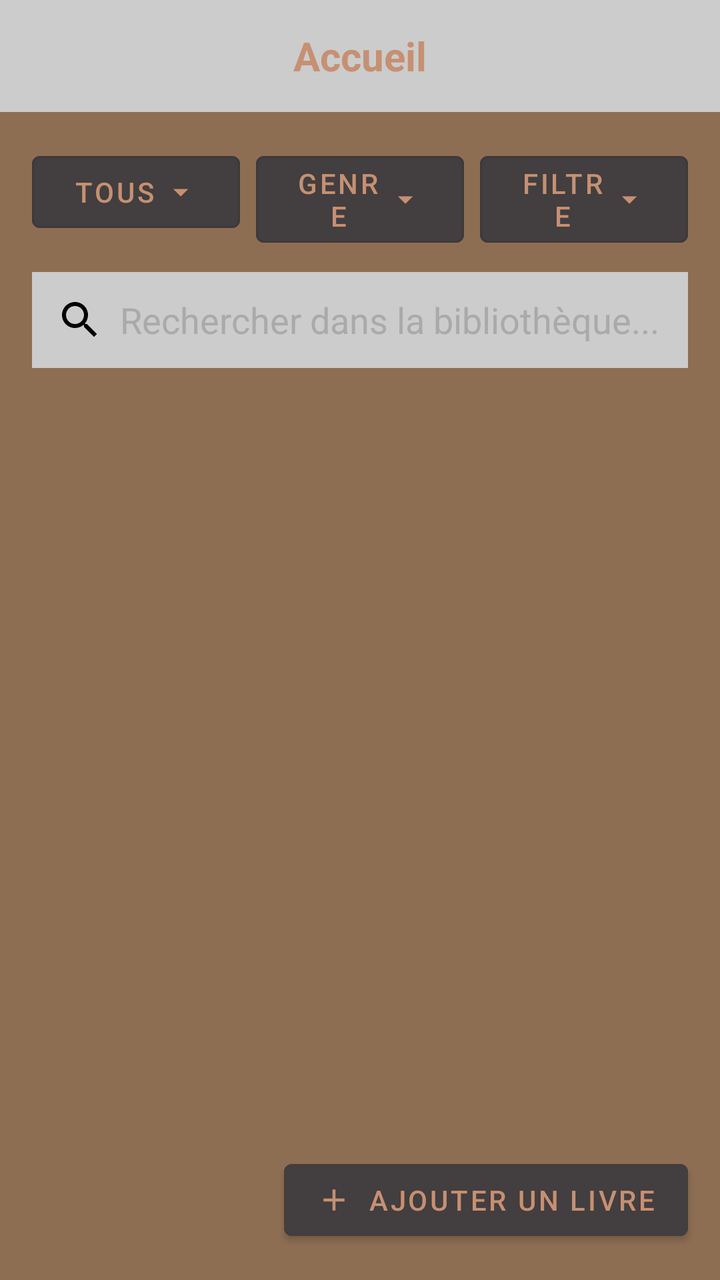
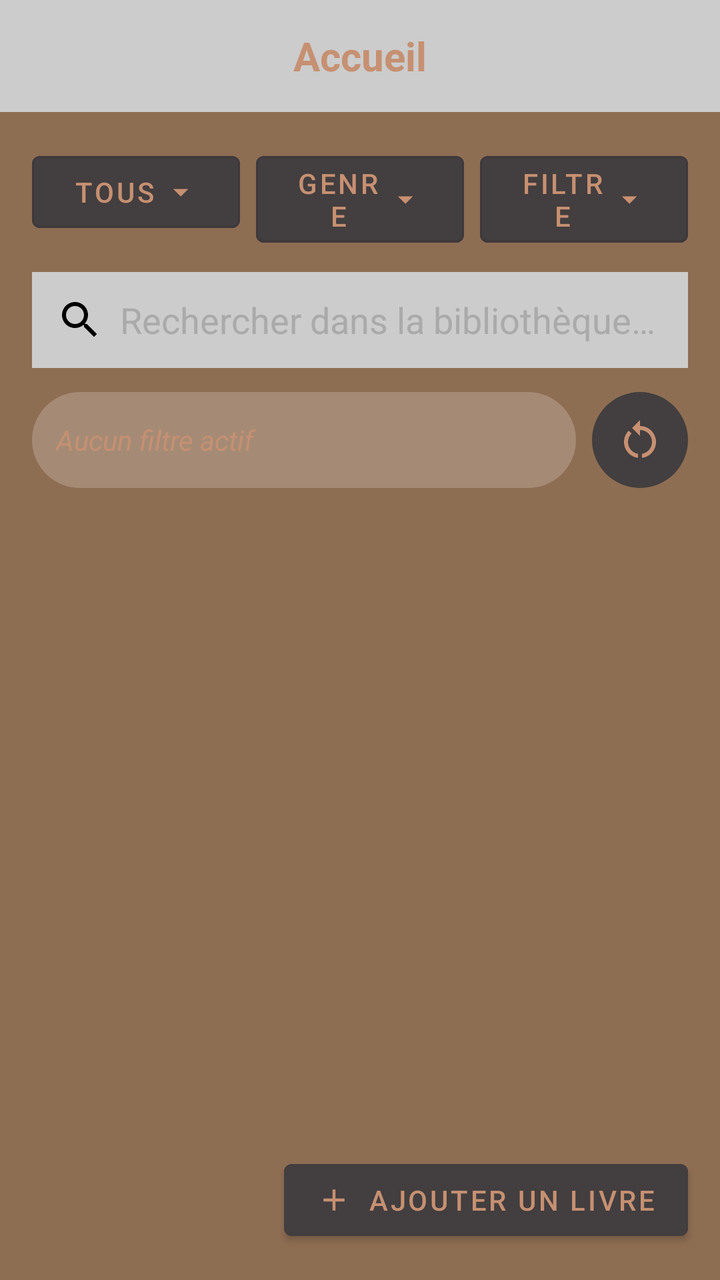

An Android layout rendered at two revisions. The XML below is the earlier revision; the diff shows what the commit changed to produce the second picture.
<!-- AndroidManifest.xml: application theme Theme.ScanLib -->
<!-- res/layout/fragment_home.xml -->
<?xml version="1.0" encoding="utf-8"?>
<androidx.constraintlayout.widget.ConstraintLayout
    xmlns:android="http://schemas.android.com/apk/res/android"
    xmlns:app="http://schemas.android.com/apk/res-auto"
    xmlns:tools="http://schemas.android.com/tools"
    android:layout_width="match_parent"
    android:layout_height="match_parent"
    android:background="@color/primary_background">

    
    <TextView
        android:id="@+id/headerTitle"
        android:layout_width="0dp"
        android:layout_height="56dp"
        android:background="@color/secondary_background"
        android:gravity="center"
        android:text="@string/home_title"
        android:textColor="@color/secondary_text"
        android:textSize="20sp"
        android:textStyle="bold"
        app:layout_constraintTop_toTopOf="parent"
        app:layout_constraintStart_toStartOf="parent"
        app:layout_constraintEnd_toEndOf="parent" />

    
    <com.google.android.material.button.MaterialButton
        android:id="@+id/groupButton"
        style="@style/Widget.MaterialComponents.Button.OutlinedButton"
        android:layout_height="wrap_content"
        android:layout_marginStart="16dp"
        android:layout_marginTop="16dp"
        android:layout_marginEnd="4dp"
        android:layout_width="0dp"
        android:text="@string/group_text_button"
        android:textColor="@color/secondary_text"
        app:iconTint="@color/secondary_text"
        android:backgroundTint="@color/primary_button"
        app:icon="@drawable/baseline_arrow_drop_down_24"
        app:iconGravity="textEnd"
        app:layout_constraintTop_toBottomOf="@id/headerTitle"
        app:layout_constraintStart_toStartOf="parent"
        app:layout_constraintEnd_toStartOf="@id/authorButton" />

    
    <com.google.android.material.button.MaterialButton
        android:id="@+id/authorButton"
        style="@style/Widget.MaterialComponents.Button.OutlinedButton"
        android:layout_height="wrap_content"
        android:layout_marginStart="4dp"
        android:layout_marginTop="16dp"
        android:layout_marginEnd="4dp"
        android:layout_width="0dp"
        android:text="@string/genre_button_text"
        android:backgroundTint="@color/primary_button"
        android:textColor="@color/secondary_text"
        app:iconTint="@color/secondary_text"
        app:icon="@drawable/baseline_arrow_drop_down_24"
        app:iconGravity="textEnd"
        app:layout_constraintTop_toBottomOf="@id/headerTitle"
        app:layout_constraintStart_toEndOf="@id/groupButton"
        app:layout_constraintEnd_toStartOf="@id/filterButton"
        app:layout_constraintHorizontal_chainStyle="spread" />

    
    <com.google.android.material.button.MaterialButton
        android:id="@+id/filterButton"
        style="@style/Widget.MaterialComponents.Button.OutlinedButton"
        android:layout_height="wrap_content"
        android:layout_marginStart="4dp"
        android:layout_marginTop="16dp"
        android:layout_marginEnd="16dp"
        android:layout_width="0dp"
        android:text="@string/filter_text_button"
        android:backgroundTint="@color/primary_button"
        app:iconTint="@color/secondary_text"
        android:textColor="@color/secondary_text"
        app:icon="@drawable/baseline_arrow_drop_down_24"
        app:iconGravity="textEnd"
        app:layout_constraintTop_toBottomOf="@id/headerTitle"
        app:layout_constraintStart_toEndOf="@id/authorButton"
        app:layout_constraintEnd_toEndOf="parent" />

    
    <androidx.constraintlayout.widget.Barrier
        android:id="@+id/filterButtonsBottomBarrier"
        android:layout_width="wrap_content"
        android:layout_height="wrap_content"
        app:barrierDirection="bottom"
        app:constraint_referenced_ids="groupButton,authorButton,filterButton" />

    
    <EditText
        android:id="@+id/searchBar"
        android:layout_width="0dp"
        android:layout_height="48dp"
        android:layout_marginTop="16dp"
        android:layout_marginStart="16dp"
        android:layout_marginEnd="16dp"
        android:background="@color/secondary_background"
        android:drawableStart="@drawable/baseline_search_24"
        android:drawablePadding="8dp"
        android:hint="@string/hint_search_bar_text"
        android:inputType="text"
        android:paddingStart="12dp"
        android:paddingEnd="12dp"
        android:textColor="@color/primary_text"
        android:textColorHint="@android:color/darker_gray"
        app:layout_constraintTop_toBottomOf="@id/filterButtonsBottomBarrier"
        app:layout_constraintStart_toStartOf="parent"
        app:layout_constraintEnd_toEndOf="parent" />

    
    <androidx.recyclerview.widget.RecyclerView
        android:id="@+id/bookRecyclerView"
        android:layout_width="0dp"
        android:layout_height="0dp"
        android:layout_marginTop="16dp"
        android:layout_marginStart="16dp"
        android:layout_marginEnd="16dp"
        tools:listitem="@layout/view_holder_book"
        app:layout_constraintTop_toBottomOf="@id/searchBar"
        app:layout_constraintBottom_toBottomOf="parent"
        app:layout_constraintStart_toStartOf="parent"
        app:layout_constraintEnd_toEndOf="parent"
        tools:itemCount="3"
        tools:orientation="horizontal"/>

    
    <com.google.android.material.button.MaterialButton
        android:id="@+id/addBookButton"
        style="@style/Widget.MaterialComponents.Button"
        android:layout_width="wrap_content"
        android:layout_height="wrap_content"
        android:layout_margin="16dp"
        android:text="@string/add_book_desc_button"
        android:backgroundTint="@color/primary_button"
        app:iconTint="@color/secondary_text"
        android:textColor="@color/secondary_text"
        app:icon="@drawable/baseline_add_24"
        app:iconGravity="textStart"
        app:iconPadding="8dp"
        app:layout_constraintBottom_toBottomOf="parent"
        app:layout_constraintEnd_toEndOf="parent"/>
</androidx.constraintlayout.widget.ConstraintLayout>
<!-- res/layout/view_holder_book.xml (included above) -->
<?xml version="1.0" encoding="utf-8"?>
<androidx.constraintlayout.widget.ConstraintLayout
    xmlns:android="http://schemas.android.com/apk/res/android"
    xmlns:app="http://schemas.android.com/apk/res-auto"
    android:layout_width="wrap_content"
    android:layout_height="wrap_content"
    android:layout_marginStart="8dp"
    android:layout_marginEnd="8dp">

    
    <ImageView
        android:id="@+id/bookCoverImage"
        android:layout_width="85dp"
        android:layout_height="125dp"
        android:contentDescription="@string/content_desc_book_cover"
        android:scaleType="centerCrop"
        android:adjustViewBounds="true"
        android:background="@drawable/border_book_cover"
        android:layout_marginBottom="8dp"
        android:layout_marginTop="8dp"
        app:layout_constraintTop_toTopOf="parent"
        app:layout_constraintStart_toStartOf="parent"
        app:layout_constraintEnd_toEndOf="parent"
        app:layout_constraintBottom_toTopOf="@id/bookTitle" />

    
    <TextView
        android:id="@+id/bookTitle"
        android:layout_width="wrap_content"
        android:layout_height="wrap_content"
        android:text="@string/book_title_text"
        android:textAlignment="center"
        android:textColor="@color/secondary_background"
        android:textSize="14sp"
        android:maxLines="2"
        android:ellipsize="end"
        app:layout_constraintTop_toBottomOf="@id/bookCoverImage"
        app:layout_constraintStart_toStartOf="parent"
        app:layout_constraintEnd_toEndOf="parent"
        app:layout_constraintBottom_toBottomOf="parent" />
</androidx.constraintlayout.widget.ConstraintLayout>
<!-- resources referenced by this layout -->
<resources>
  <color name="primary_background">#8E6E53</color>
  <color name="primary_button">#433E3F</color>
  <color name="primary_text">#7A7265</color>
  <color name="secondary_background">#CCCCCC</color>
  <color name="secondary_text">#C69072</color>
  <!-- drawable baseline_add_24 (drawable) -->
  <vector xmlns:android="http://schemas.android.com/apk/res/android" android:height="24dp" android:tint="#000000" android:viewportHeight="24" android:viewportWidth="24" android:width="24dp">
        
      <path android:fillColor="@android:color/white" android:pathData="M19,13h-6v6h-2v-6H5v-2h6V5h2v6h6v2z"/>
      
  </vector>
  <!-- drawable baseline_arrow_drop_down_24 (drawable) -->
  <vector xmlns:android="http://schemas.android.com/apk/res/android" android:height="24dp" android:tint="#000000" android:viewportHeight="24" android:viewportWidth="24" android:width="24dp">
        
      <path android:fillColor="@android:color/white" android:pathData="M7,10l5,5 5,-5z"/>
      
  </vector>
  <!-- drawable baseline_search_24 (drawable) -->
  <vector xmlns:android="http://schemas.android.com/apk/res/android" android:height="24dp" android:tint="#000000" android:viewportHeight="24" android:viewportWidth="24" android:width="24dp">
        
      <path android:fillColor="@android:color/white" android:pathData="M15.5,14h-0.79l-0.28,-0.27C15.41,12.59 16,11.11 16,9.5 16,5.91 13.09,3 9.5,3S3,5.91 3,9.5 5.91,16 9.5,16c1.61,0 3.09,-0.59 4.23,-1.57l0.27,0.28v0.79l5,4.99L20.49,19l-4.99,-5zM9.5,14C7.01,14 5,11.99 5,9.5S7.01,5 9.5,5 14,7.01 14,9.5 11.99,14 9.5,14z"/>
      
  </vector>
  <!-- drawable border_book_cover (drawable) -->
  <shape xmlns:android="http://schemas.android.com/apk/res/android">
      <solid android:color="@android:color/transparent"/>
      <stroke
          android:width="2dp"
          android:color="@android:color/black" />
      <corners android:radius="6dp"/>
  </shape>
  <string name="add_book_desc_button">Ajouter un livre</string>
  <string name="book_title_text">Titre du livre</string>
  <string name="content_desc_book_cover">Image de la couverture d\'un livre scanné</string>
  <string name="filter_text_button">Filtre</string>
  <string name="genre_button_text">Genre</string>
  <string name="group_text_button">Tous</string>
  <string name="hint_search_bar_text">Rechercher dans la bibliothèque...</string>
  <string name="home_title">Accueil</string>
  <style name="Theme.ScanLib" parent="Base.Theme.ScanLib" />
  <style name="Base.Theme.ScanLib" parent="Theme.Material3.DayNight.NoActionBar">
          
          
      </style>
</resources>

<!-- the commit's change to res/layout/fragment_home.xml (unified diff, before → after) -->
@@ -110,6 +110,52 @@
         app:layout_constraintEnd_toEndOf="parent" />
 
     
+    <TextView
+        android:id="@+id/activeFiltersText"
+        android:layout_width="0dp"
+        android:layout_height="wrap_content"
+        android:minHeight="48dp"
+        android:minWidth="48dp"
+        android:layout_marginTop="12dp"
+        android:layout_marginStart="16dp"
+        android:layout_marginEnd="8dp"
+        android:paddingStart="12dp"
+        android:paddingEnd="12dp"
+        android:paddingTop="10dp"
+        android:paddingBottom="10dp"
+        android:gravity="center_vertical"
+        android:text="@string/no_filters"
+        android:textStyle="italic"
+        android:textSize="14sp"
+        android:textColor="@color/secondary_text"
+        android:background="@drawable/bg_filters_box"
+        android:clickable="true"
+        android:focusable="true"
+        android:foreground="?attr/selectableItemBackground"
+        android:maxLines="6"
+        android:ellipsize="none"
+        app:layout_constraintTop_toBottomOf="@id/searchBar"
+        app:layout_constraintStart_toStartOf="parent"
+        app:layout_constraintEnd_toStartOf="@id/resetFiltersButton"
+        app:layout_constraintBottom_toTopOf="@id/bookRecyclerView" />
+
+
+    <ImageButton
+        android:id="@+id/resetFiltersButton"
+        android:layout_width="48dp"
+        android:layout_height="48dp"
+        android:layout_marginEnd="16dp"
+        android:src="@drawable/baseline_restart_alt_24"
+        android:background="@drawable/bg_circle_button"
+        android:contentDescription="@string/reset_filters"
+        android:padding="10dp"
+        app:layout_constraintStart_toEndOf="@id/activeFiltersText"
+        app:layout_constraintTop_toTopOf="@id/activeFiltersText"
+        app:layout_constraintBottom_toBottomOf="@id/activeFiltersText"
+        app:layout_constraintEnd_toEndOf="parent"
+        app:tint="@color/secondary_text" />
+
+    
     <androidx.recyclerview.widget.RecyclerView
         android:id="@+id/bookRecyclerView"
         android:layout_width="0dp"
@@ -118,7 +164,7 @@
         android:layout_marginStart="16dp"
         android:layout_marginEnd="16dp"
         tools:listitem="@layout/view_holder_book"
-        app:layout_constraintTop_toBottomOf="@id/searchBar"
+        app:layout_constraintTop_toBottomOf="@id/activeFiltersText"
         app:layout_constraintBottom_toBottomOf="parent"
         app:layout_constraintStart_toStartOf="parent"
         app:layout_constraintEnd_toEndOf="parent"
<!-- resource entries referenced after the edit -->
@@ -17,12 +17,40 @@
       <path android:fillColor="@android:color/white" android:pathData="M7,10l5,5 5,-5z"/>
       
   </vector>
+  <!-- drawable baseline_restart_alt_24 (drawable) -->
+  <vector xmlns:android="http://schemas.android.com/apk/res/android" android:height="24dp" android:tint="#000000" android:viewportHeight="24" android:viewportWidth="24" android:width="24dp">
+        
+      <path android:fillColor="@android:color/white" android:pathData="M12,5V2L8,6l4,4V7c3.31,0 6,2.69 6,6c0,2.97 -2.17,5.43 -5,5.91v2.02c3.95,-0.49 7,-3.85 7,-7.93C20,8.58 16.42,5 12,5z"/>
+        
+      <path android:fillColor="@android:color/white" android:pathData="M6,13c0,-1.65 0.67,-3.15 1.76,-4.24L6.34,7.34C4.9,8.79 4,10.79 4,13c0,4.08 3.05,7.44 7,7.93v-2.02C8.17,18.43 6,15.97 6,13z"/>
+      
+  </vector>
   <!-- drawable baseline_search_24 (drawable) -->
   <vector xmlns:android="http://schemas.android.com/apk/res/android" android:height="24dp" android:tint="#000000" android:viewportHeight="24" android:viewportWidth="24" android:width="24dp">
         
       <path android:fillColor="@android:color/white" android:pathData="M15.5,14h-0.79l-0.28,-0.27C15.41,12.59 16,11.11 16,9.5 16,5.91 13.09,3 9.5,3S3,5.91 3,9.5 5.91,16 9.5,16c1.61,0 3.09,-0.59 4.23,-1.57l0.27,0.28v0.79l5,4.99L20.49,19l-4.99,-5zM9.5,14C7.01,14 5,11.99 5,9.5S7.01,5 9.5,5 14,7.01 14,9.5 11.99,14 9.5,14z"/>
       
   </vector>
+  <!-- drawable bg_circle_button (drawable) -->
+  <?xml version="1.0" encoding="utf-8"?>
+  <selector xmlns:android="http://schemas.android.com/apk/res/android">
+      <item android:state_pressed="true">
+          <shape android:shape="oval">
+              <solid android:color="#44FFFFFF" />
+          </shape>
+      </item>
+      <item>
+          <shape android:shape="oval">
+              <solid android:color="@color/primary_button" />
+          </shape>
+      </item>
+  </selector>
+  <!-- drawable bg_filters_box (drawable) -->
+  <shape xmlns:android="http://schemas.android.com/apk/res/android"
+      android:shape="rectangle">
+      <solid android:color="#33FFFFFF" />
+      <corners android:radius="24dp" />
+  </shape>
   <!-- drawable border_book_cover (drawable) -->
   <shape xmlns:android="http://schemas.android.com/apk/res/android">
       <solid android:color="@android:color/transparent"/>
@@ -37,8 +65,10 @@
   <string name="filter_text_button">Filtre</string>
   <string name="genre_button_text">Genre</string>
   <string name="group_text_button">Tous</string>
-  <string name="hint_search_bar_text">Rechercher dans la bibliothèque...</string>
+  <string name="hint_search_bar_text">Rechercher dans la bibliothèque…</string>
   <string name="home_title">Accueil</string>
+  <string name="no_filters">Aucun filtre actif</string>
+  <string name="reset_filters">Réinitialiser les filtres</string>
   <style name="Theme.ScanLib" parent="Base.Theme.ScanLib" />
   <style name="Base.Theme.ScanLib" parent="Theme.Material3.DayNight.NoActionBar">
           
